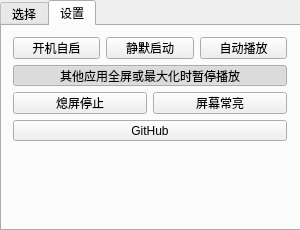
AkntRedMH/VideoWallpaper, file mainwindow.ui: the form before one commit.
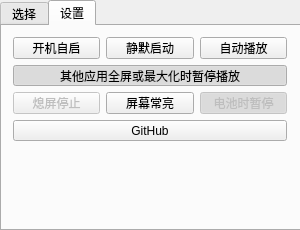
The form after the commit. Icons and pictures are not drawn.

```diff
--- a/mainwindow.ui
+++ b/mainwindow.ui
@@ -339,6 +339,9 @@
         <layout class="QHBoxLayout" name="horizontalLayout_4">
          <item>
           <widget class="QPushButton" name="PB_displayoffstop">
+           <property name="enabled">
+            <bool>false</bool>
+           </property>
            <property name="sizePolicy">
             <sizepolicy hsizetype="Ignored" vsizetype="Ignored">
              <horstretch>0</horstretch>
@@ -369,6 +372,28 @@
            </property>
           </widget>
          </item>
+         <item>
+          <widget class="QPushButton" name="PB_batterypause">
+           <property name="enabled">
+            <bool>false</bool>
+           </property>
+           <property name="sizePolicy">
+            <sizepolicy hsizetype="Ignored" vsizetype="Ignored">
+             <horstretch>0</horstretch>
+             <verstretch>0</verstretch>
+            </sizepolicy>
+           </property>
+           <property name="text">
+            <string>电池时暂停</string>
+           </property>
+           <property name="checkable">
+            <bool>true</bool>
+           </property>
+           <property name="checked">
+            <bool>true</bool>
+           </property>
+          </widget>
+         </item>
         </layout>
        </item>
        <item>
```
Left out of the diff: 2 changed lines with no effect on the pictures.
